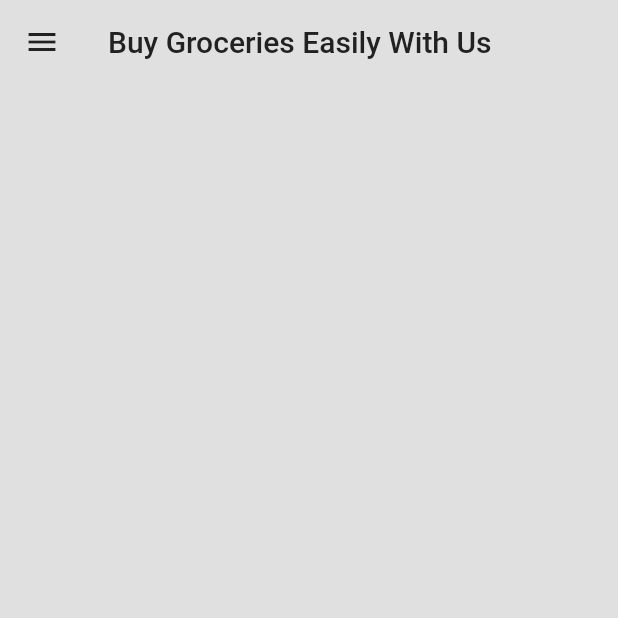
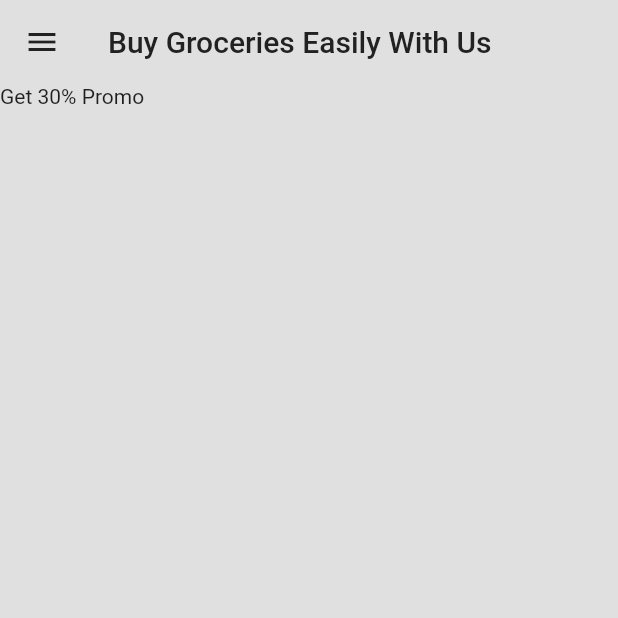
Before and after one commit to Semiteagain/groceries, a Flutter app: the MenuPage screen opened by its route, on a phone screen of 412 x 824 dp, the top half of it. Run offline on Flutter 3.47's test engine with Material 2 defaults, Android fonts, the phone set to English and light mode, and no system bars; our stand-ins replace google_fonts.

Commit message:
add body to menu page

```diff
--- a/lib/pages/menu_page.dart
+++ b/lib/pages/menu_page.dart
@@ -27,6 +27,15 @@ class _MenuPageState extends State<MenuPage> {
           ),
         ),
       ),
+      body: Column(
+        children: [
+          Container(
+            child: Row(
+              children: [Text('Get 30% Promo')],
+            ),
+          )
+        ],
+      ),
     );
   }
 }
```
